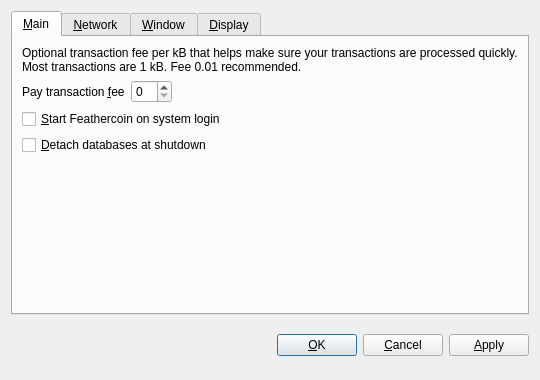
Above: src/qt/forms/optionsdialog.ui from goodwillcoin/GoodwillCoin before the change. Below: the same form after it.
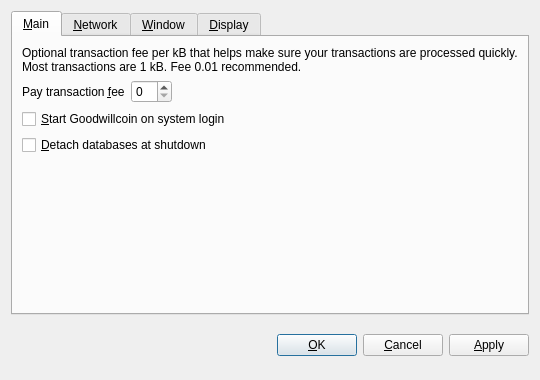
That is the form after the change. The open tabs and pages were chosen to show the change. Custom widgets are drawn as their Qt base class.

Patch:
```diff
--- a/src/qt/forms/optionsdialog.ui
+++ b/src/qt/forms/optionsdialog.ui
@@ -82,7 +82,7 @@
           <string>Automatically start Feathercoin after logging in to the system.</string>
          </property>
          <property name="text">
-          <string>&amp;Start Feathercoin on system login</string>
+          <string>&amp;Start Goodwillcoin on system login</string>
          </property>
         </widget>
        </item>
```
Left out of the diff: 10 changed lines with no effect on the pictures.
